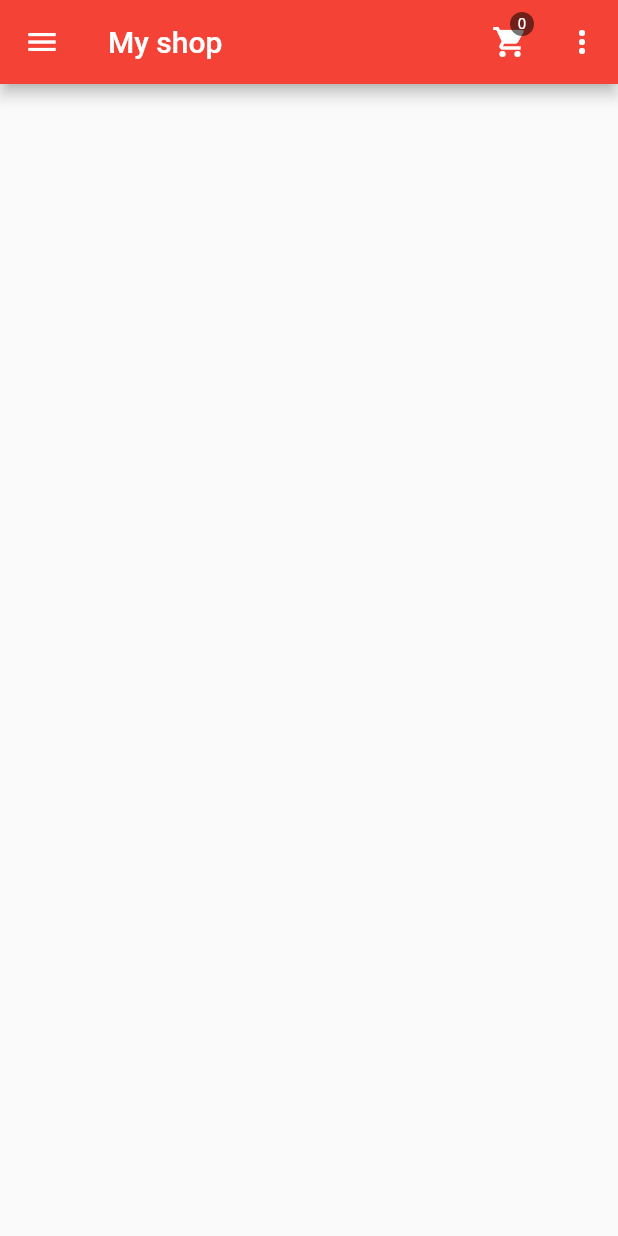
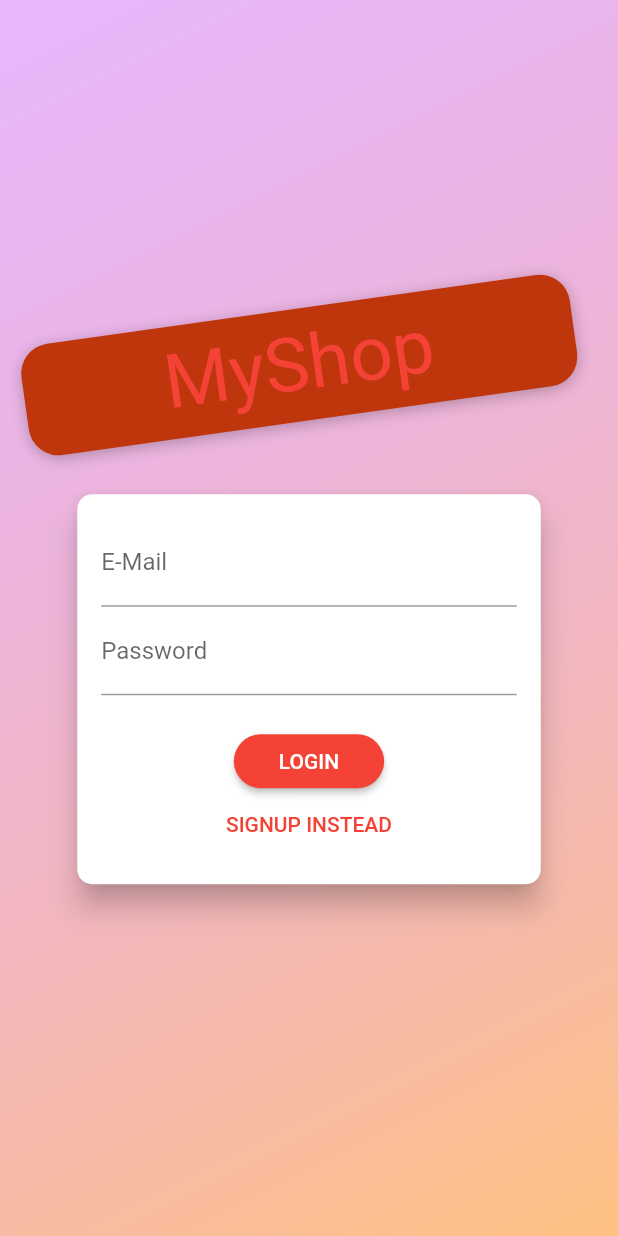
Before and after one commit to hieu-dd/Shop-app, a Flutter app: the screen it shows after launch, on a phone screen of 412 x 824 dp. Run offline on Flutter 3.47's test engine with Material 2 defaults, Android fonts, the phone set to English and light mode, and no system bars; Roboto replaces fonts that are missing (Anton).

Commit message:
+ section 11 -Auth

```diff
--- /dev/null
+++ b/lib/api/auth_api.dart
@@ -0,0 +1,28 @@
+import 'dart:convert';
+
+import 'package:http/http.dart' as http;
+
+class AuthApi {
+  static const _BASE_URL = 'https://identitytoolkit.googleapis.com/v1/';
+  static const _API_KEY = "AIzaSyCjdUHEvKP0PQZ0kwj7jeH42_VwU0_CO34";
+  static const SIGNUP_END_POINT = "signUp";
+  static const LOGIN_END_POINT = "signInWithPassword";
+
+  Future<http.Response> authenticate(
+      String email, String password, String END_POINT) async {
+    final url = Uri.parse('${_BASE_URL}accounts:$END_POINT?key=$_API_KEY');
+    final response = await http.post(url,
+        body: json.encode({
+          'email': email,
+          'password': password,
+          'returnSecureToken': true,
+        }));
+    final data = json.decode(response.body);
+
+    if (data['error'] != null) {
+      throw Exception(data['error']['message']);
+    }
+
+    return response;
+  }
+}
--- a/lib/api/api.dart
+++ b/lib/api/product_api.dart
@@ -3,18 +3,23 @@ import 'dart:convert';
 import 'package:http/http.dart' as http;
 import 'package:shop_app/providers/product.dart';
 
-class Api {
+class ProductApi {
   static const BASE_URL =
       'shop-app-7b3c7-default-rtdb.asia-southeast1.firebasedatabase.app';
   static const PRODUCTS_END_POINT = "/products.json";
 
+  String? token;
+
+  ProductApi(this.token);
+
   Future<http.Response> addProduct(Product product) {
-    final uri = Uri.https(BASE_URL, PRODUCTS_END_POINT);
+    final uri = Uri.https(BASE_URL, PRODUCTS_END_POINT, {'auth': token});
     return http.post(uri, body: product.encode());
   }
 
   Future<Product> updateProduct(Product product) async {
-    final uri = Uri.https(BASE_URL, "/products/${product.id}.json");
+    final uri =
+        Uri.https(BASE_URL, "/products/${product.id}.json", {'auth': token});
     final response = await http.patch(uri, body: product.encode());
     final data = json.decode(response.body);
     return Product(
@@ -28,7 +33,8 @@ class Api {
   }
 
   Future<void> deleteProduct(productId) async {
-    final uri = Uri.https(BASE_URL, "/products/$productId.json");
+    final uri =
+        Uri.https(BASE_URL, "/products/$productId.json", {'auth': token});
     final response = await http.delete(uri);
     if (response.statusCode >= 400) {
       throw Exception("Cannot delete $productId");
@@ -36,7 +42,7 @@ class Api {
   }
 
   Future<List<Product>> getProducts() async {
-    final uri = Uri.https(BASE_URL, PRODUCTS_END_POINT);
+    final uri = Uri.https(BASE_URL, PRODUCTS_END_POINT, {'auth': token});
     final response = await http.get(uri);
     final data = json.decode(response.body) as Map<String, dynamic>;
     final List<Product> products = [];
@@ -54,7 +60,7 @@ class Api {
   }
 
   Future<bool> toggleFavorite(String productId, bool isFavorite) async {
-    final uri = Uri.https(BASE_URL, "/products/$productId.json");
+    final uri = Uri.https(BASE_URL, "/products/$productId.json", {'auth': token});
     final response =
         await http.patch(uri, body: json.encode({'isFavorite': isFavorite}));
     return response.statusCode <= 400;
--- a/lib/main.dart
+++ b/lib/main.dart
@@ -1,8 +1,10 @@
 import 'package:flutter/material.dart';
 import 'package:provider/provider.dart';
+import 'package:shop_app/providers/auth.dart';
 import 'package:shop_app/providers/cart.dart';
 import 'package:shop_app/providers/orders.dart';
 import 'package:shop_app/providers/products.dart';
+import 'package:shop_app/screens/auth_screen.dart';
 import 'package:shop_app/screens/cart_screen.dart';
 import 'package:shop_app/screens/edit_product_screen.dart';
 import 'package:shop_app/screens/orders_screen.dart';
@@ -23,7 +25,14 @@ class MyApp extends StatelessWidget {
     return MultiProvider(
       providers: [
         ChangeNotifierProvider(
-          create: (ctx) => Products(),
+          create: (ctx) => Auth(),
+        ),
+        ChangeNotifierProxyProvider<Auth, Products>(
+          create: (ctx) => Products(null, []),
+          update: (ctx, auth, previousProducts) => Products(
+            auth.token,
+            previousProducts?.items ?? [],
+          ),
         ),
         ChangeNotifierProvider(
           create: (ctx) => CartEntity(),
@@ -32,19 +41,24 @@ class MyApp extends StatelessWidget {
           create: (ctx) => OrderEntities(),
         ),
       ],
-      child: MaterialApp(
+      child: Consumer<Auth>(
+        builder: (context, auth, _) {
+          return MaterialApp(
             title: 'Flutter Demo',
             theme: ThemeData(
               primarySwatch: Colors.red,
             ),
+            home: !auth.isLoggedIn ? AuthScreen() : ProductOverviewScreen(),
             routes: {
-          "/": (ctx) => ProductOverviewScreen(),
+              ProductOverviewScreen.routeName: (ctx) => ProductOverviewScreen(),
               CartScreen.routeName: (ctx) => CartScreen(),
               OrdersScreen.routeName: (ctx) => OrdersScreen(),
               ProductDetailScreen.routeName: (ctx) => ProductDetailScreen(),
               UserProductsScreen.routeName: (ctx) => UserProductsScreen(),
               EditProductScreen.routeName: (ctx) => EditProductScreen(),
             },
+          );
+        },
       ),
     );
   }
--- /dev/null
+++ b/lib/providers/auth.dart
@@ -0,0 +1,43 @@
+import 'dart:convert';
+
+import 'package:flutter/cupertino.dart';
+import 'package:shop_app/api/auth_api.dart';
+
+class Auth with ChangeNotifier {
+  String? _token;
+  String? _userId;
+  DateTime? _expireTime;
+
+  bool get isLoggedIn {
+    return token != null;
+  }
+
+  String? get token {
+    if (_expireTime?.isAfter(DateTime.now()) ?? false) {
+      return _token;
+    }
+  }
+
+  Future<void> signup(String email, String password) async {
+    final response =
+        await AuthApi().authenticate(email, password, AuthApi.SIGNUP_END_POINT);
+    final data = json.decode(response.body);
+    _setupData(data);
+  }
+
+  Future<void> login(String email, String password) async {
+    final response =
+        await AuthApi().authenticate(email, password, AuthApi.LOGIN_END_POINT);
+    final data = json.decode(response.body);
+    _setupData(data);
+  }
+
+  void _setupData(dynamic data) {
+    _token = data['idToken'];
+    _userId = data['localId'];
+    _expireTime = DateTime.now().add(Duration(
+      seconds: int.tryParse(data['expiresIn']) ?? 0,
+    ));
+    notifyListeners();
+  }
+}
--- a/lib/providers/cart.dart
+++ b/lib/providers/cart.dart
@@ -1,25 +1,17 @@
 import 'package:flutter/material.dart';
-import 'package:shop_app/providers/product.dart';
-import 'package:shop_app/providers/products.dart';
 
 class CartItemEntity {
   String id;
   String productId;
   double quantity;
+  String title = '';
+  double price = 0.0;
 
   CartItemEntity({
     required this.id,
     required this.productId,
     this.quantity = 1,
   });
-
-  Product get product {
-    return Products().findById(productId);
-  }
-
-  double get price {
-    return Products().findById(productId).price;
-  }
 
   CartItemEntity copy(double quantity) {
     return CartItemEntity(
--- a/lib/providers/product.dart
+++ b/lib/providers/product.dart
@@ -1,7 +1,7 @@
 import 'dart:convert';
 
 import 'package:flutter/cupertino.dart';
-import 'package:shop_app/api/api.dart';
+import 'package:shop_app/api/product_api.dart';
 
 class Product with ChangeNotifier {
   final String id;
@@ -20,8 +20,8 @@ class Product with ChangeNotifier {
     this.isFavorite = false,
   });
 
-  Future<bool> toggleFavorite() async {
-    final isUpdated = await Api().toggleFavorite(id, !isFavorite);
+  Future<bool> toggleFavorite(String? authToken) async {
+    final isUpdated = await ProductApi(authToken).toggleFavorite(id, !isFavorite);
     if (isUpdated) {
       isFavorite = !isFavorite;
       notifyListeners();
--- a/lib/providers/products.dart
+++ b/lib/providers/products.dart
@@ -2,51 +2,22 @@ import 'dart:convert';
 
 import 'package:flutter/material.dart';
 import 'package:http/http.dart';
-import 'package:shop_app/api/api.dart';
+import 'package:shop_app/api/product_api.dart';
 import 'package:shop_app/providers/product.dart';
 
 class Products with ChangeNotifier {
-  List<Product> _items = [
-    // Product(
-    //   id: 'p1',
-    //   title: 'Red Shirt',
-    //   description: 'A red shirt - it is pretty red!',
-    //   price: 29.99,
-    //   imageUrl:
-    //       'https://cdn.pixabay.com/photo/2016/10/02/22/17/red-t-shirt-1710578_1280.jpg',
-    // ),
-    // Product(
-    //   id: 'p2',
-    //   title: 'Trousers',
-    //   description: 'A nice pair of trousers.',
-    //   price: 59.99,
-    //   imageUrl:
-    //       'https://upload.wikimedia.org/wikipedia/commons/thumb/e/e8/Trousers%2C_dress_%28AM_1960.022-8%29.jpg/512px-Trousers%2C_dress_%28AM_1960.022-8%29.jpg',
-    // ),
-    // Product(
-    //   id: 'p3',
-    //   title: 'Yellow Scarf',
-    //   description: 'Warm and cozy - exactly what you need for the winter.',
-    //   price: 19.99,
-    //   imageUrl:
-    //       'https://live.staticflickr.com/4043/4438260868_cc79b3369d_z.jpg',
-    // ),
-    // Product(
-    //   id: 'p4',
-    //   title: 'A Pan',
-    //   description: 'Prepare any meal you want.',
-    //   price: 49.99,
-    //   imageUrl:
-    //       'https://upload.wikimedia.org/wikipedia/commons/thumb/1/14/Cast-Iron-Pan.jpg/1024px-Cast-Iron-Pan.jpg',
-    // ),
-  ];
+  List<Product> _items = [];
+
+  String? authToken;
+
+  Products(this.authToken, this._items);
 
   List<Product> get items {
     return [..._items];
   }
 
   Future<Response> addProduct(Product product) async {
-    final response = await Api().addProduct(product);
+    final response = await ProductApi(authToken).addProduct(product);
     if (response.statusCode == 200) {
       final id = json.decode(response.body)['name'];
       _items.add(product.copy(id: id));
@@ -58,14 +29,14 @@ class Products with ChangeNotifier {
   }
 
   Future<void> updateProduct(Product product) async {
-    final newProduct = await Api().updateProduct(product);
+    final newProduct = await ProductApi(authToken).updateProduct(product);
     final index = _items.indexWhere((element) => element.id == product.id);
     _items[index] = newProduct;
     notifyListeners();
   }
 
   Future<void> deleteProduct(String productId) async {
-    await Api().deleteProduct(productId);
+    await ProductApi(authToken).deleteProduct(productId);
     _items.removeWhere((element) => element.id == productId);
     notifyListeners();
   }
@@ -76,7 +47,7 @@ class Products with ChangeNotifier {
 
   Future<void> refreshProducts() async {
     try {
-      final products = await Api().getProducts();
+      final products = await ProductApi(authToken).getProducts();
       _items = products;
       notifyListeners();
     } catch (error) {
--- /dev/null
+++ b/lib/screens/auth_screen.dart
@@ -0,0 +1,234 @@
+import 'dart:math';
+
+import 'package:flutter/material.dart';
+import 'package:provider/provider.dart';
+import 'package:shop_app/providers/auth.dart';
+
+enum AuthMode { Signup, Login }
+
+class AuthScreen extends StatelessWidget {
+  static const routeName = '/auth';
+
+  @override
+  Widget build(BuildContext context) {
+    final deviceSize = MediaQuery.of(context).size;
+    // final transformConfig = Matrix4.rotationZ(-8 * pi / 180);
+    // transformConfig.translate(-10.0);
+    return Scaffold(
+      // resizeToAvoidBottomInset: false,
+      body: Stack(
+        children: <Widget>[
+          Container(
+            decoration: BoxDecoration(
+              gradient: LinearGradient(
+                colors: [
+                  Color.fromRGBO(215, 117, 255, 1).withOpacity(0.5),
+                  Color.fromRGBO(255, 188, 117, 1).withOpacity(0.9),
+                ],
+                begin: Alignment.topLeft,
+                end: Alignment.bottomRight,
+                stops: [0, 1],
+              ),
+            ),
+          ),
+          SingleChildScrollView(
+            child: Container(
+              height: deviceSize.height,
+              width: deviceSize.width,
+              child: Column(
+                mainAxisAlignment: MainAxisAlignment.center,
+                crossAxisAlignment: CrossAxisAlignment.center,
+                children: <Widget>[
+                  Flexible(
+                    child: Container(
+                      margin: EdgeInsets.only(bottom: 20.0),
+                      padding:
+                          EdgeInsets.symmetric(vertical: 8.0, horizontal: 94.0),
+                      transform: Matrix4.rotationZ(-8 * pi / 180)
+                        ..translate(-10.0),
+                      // ..translate(-10.0),
+                      decoration: BoxDecoration(
+                        borderRadius: BorderRadius.circular(20),
+                        color: Colors.deepOrange.shade900,
+                        boxShadow: [
+                          BoxShadow(
+                            blurRadius: 8,
+                            color: Colors.black26,
+                            offset: Offset(0, 2),
+                          )
+                        ],
+                      ),
+                      child: Text(
+                        'MyShop',
+                        style: TextStyle(
+                          color: Theme.of(context).accentColor,
+                          fontSize: 50,
+                          fontFamily: 'Anton',
+                          fontWeight: FontWeight.normal,
+                        ),
+                      ),
+                    ),
+                  ),
+                  Flexible(
+                    flex: deviceSize.width > 600 ? 2 : 1,
+                    child: AuthCard(),
+                  ),
+                ],
+              ),
+            ),
+          ),
+        ],
+      ),
+    );
+  }
+}
+
+class AuthCard extends StatefulWidget {
+  const AuthCard({
+    Key? key,
+  }) : super(key: key);
+
+  @override
+  _AuthCardState createState() => _AuthCardState();
+}
+
+class _AuthCardState extends State<AuthCard> {
+  final GlobalKey<FormState> _formKey = GlobalKey();
+  AuthMode _authMode = AuthMode.Login;
+  Map<String, String> _authData = {
+    'email': '',
+    'password': '',
+  };
+  var _isLoading = false;
+  final _passwordController = TextEditingController();
+
+  void _submit() async {
+    if (!(_formKey.currentState?.validate() ?? true)) {
+      // Invalid!
+      return;
+    }
+    _formKey.currentState?.save();
+    setState(() {
+      _isLoading = true;
+    });
+    try {
+      if (_authMode == AuthMode.Login) {
+        await Provider.of<Auth>(context, listen: false)
+            .login(_authData['email']!, _authData['password']!);
+      } else {
+        await Provider.of<Auth>(context, listen: false)
+            .signup(_authData['email']!, _authData['password']!);
+      }
+    } catch (error) {
+      print(error.toString());
+    }
+    setState(() {
+      _isLoading = false;
+    });
+  }
+
+  void _switchAuthMode() {
+    if (_authMode == AuthMode.Login) {
+      setState(() {
+        _authMode = AuthMode.Signup;
+      });
+    } else {
+      setState(() {
+        _authMode = AuthMode.Login;
+      });
+    }
+  }
+
+  @override
+  Widget build(BuildContext context) {
+    final deviceSize = MediaQuery.of(context).size;
+    return Card(
+      shape: RoundedRectangleBorder(
+        borderRadius: BorderRadius.circular(10.0),
+      ),
+      elevation: 8.0,
+      child: Container(
+        height: _authMode == AuthMode.Signup ? 320 : 260,
+        constraints:
+            BoxConstraints(minHeight: _authMode == AuthMode.Signup ? 320 : 260),
+        width: deviceSize.width * 0.75,
+        padding: EdgeInsets.all(16.0),
+        child: Form(
+          key: _formKey,
+          child: SingleChildScrollView(
+            child: Column(
+              children: <Widget>[
+                TextFormField(
+                  decoration: InputDecoration(labelText: 'E-Mail'),
+                  keyboardType: TextInputType.emailAddress,
+                  validator: (value) {
+                    if (value?.isEmpty ?? false || !value!.contains('@')) {
+                      return 'Invalid email!';
+                    }
+                    return null;
+                    return null;
+                  },
+                  onSaved: (value) {
+                    _authData['email'] = value!;
+                  },
+                ),
+                TextFormField(
+                  decoration: InputDecoration(labelText: 'Password'),
+                  obscureText: true,
+                  controller: _passwordController,
+                  validator: (value) {
+                    if (value!.isEmpty || value.length < 5) {
+                      return 'Password is too short!';
+                    }
+                  },
+                  onSaved: (value) {
+                    _authData['password'] = value!;
+                  },
+                ),
+                if (_authMode == AuthMode.Signup)
+                  TextFormField(
+                    enabled: _authMode == AuthMode.Signup,
+                    decoration: InputDecoration(labelText: 'Confirm Password'),
+                    obscureText: true,
+                    validator: _authMode == AuthMode.Signup
+                        ? (value) {
+                            if (value != _passwordController.text) {
+                              return 'Passwords do not match!';
+                            }
+                          }
+                        : null,
+                  ),
+                SizedBox(
+                  height: 20,
+                ),
+                if (_isLoading)
+                  CircularProgressIndicator()
+                else
+                  RaisedButton(
+                    child:
+                        Text(_authMode == AuthMode.Login ? 'LOGIN' : 'SIGN UP'),
+                    onPressed: _submit,
+                    shape: RoundedRectangleBorder(
+                      borderRadius: BorderRadius.circular(30),
+                    ),
+                    padding:
+                        EdgeInsets.symmetric(horizontal: 30.0, vertical: 8.0),
+                    color: Theme.of(context).primaryColor,
+                    textColor: Theme.of(context).primaryTextTheme.button!.color,
+                  ),
+                FlatButton(
+                  child: Text(
+                      '${_authMode == AuthMode.Login ? 'SIGNUP' : 'LOGIN'} INSTEAD'),
+                  onPressed: _switchAuthMode,
+                  padding: EdgeInsets.symmetric(horizontal: 30.0, vertical: 4),
+                  materialTapTargetSize: MaterialTapTargetSize.shrinkWrap,
+                  textColor: Theme.of(context).primaryColor,
+                ),
+              ],
+            ),
+          ),
+        ),
+      ),
+    );
+  }
+}
--- a/lib/screens/product_overview_screen.dart
+++ b/lib/screens/product_overview_screen.dart
@@ -8,6 +8,7 @@ import 'package:shop_app/widgets/badge.dart';
 import 'package:shop_app/widgets/products_grid.dart';
 
 class ProductOverviewScreen extends StatefulWidget {
+  static const routeName = '/product-overview';
   @override
   State<ProductOverviewScreen> createState() => _ProductOverviewScreenState();
 }
--- a/lib/widgets/cart_item.dart
+++ b/lib/widgets/cart_item.dart
@@ -77,7 +77,7 @@ class CartItem extends StatelessWidget {
               ),
             ),
           ),
-          title: Text(cartItemEntity.product.title),
+          title: Text(cartItemEntity.title),
           subtitle: Text(cartItemEntity.price.toString()),
           trailing: Text("x ${cartItemEntity.quantity}"),
         ),
--- a/lib/widgets/product_item.dart
+++ b/lib/widgets/product_item.dart
@@ -1,5 +1,6 @@
 import 'package:flutter/material.dart';
 import 'package:provider/provider.dart';
+import 'package:shop_app/providers/auth.dart';
 import 'package:shop_app/providers/cart.dart';
 import 'package:shop_app/providers/product.dart';
 import 'package:shop_app/screens/product_detail_screen.dart';
@@ -37,7 +38,8 @@ class ProductItem extends StatelessWidget {
               product.isFavorite ? Icons.favorite : Icons.favorite_border,
             ),
             onPressed: () async {
-              if (!await product.toggleFavorite()) {
+              final auth = Provider.of<Auth>(context, listen: false);
+              if (!await product.toggleFavorite(auth.token)) {
                 print('Can\'t update favorite');
               }
             },
```
Also changed, not shown: lib/widgets/app_drawer.dart (+6 -4 lines). Lines whose indentation alone changed are shown as unchanged.
